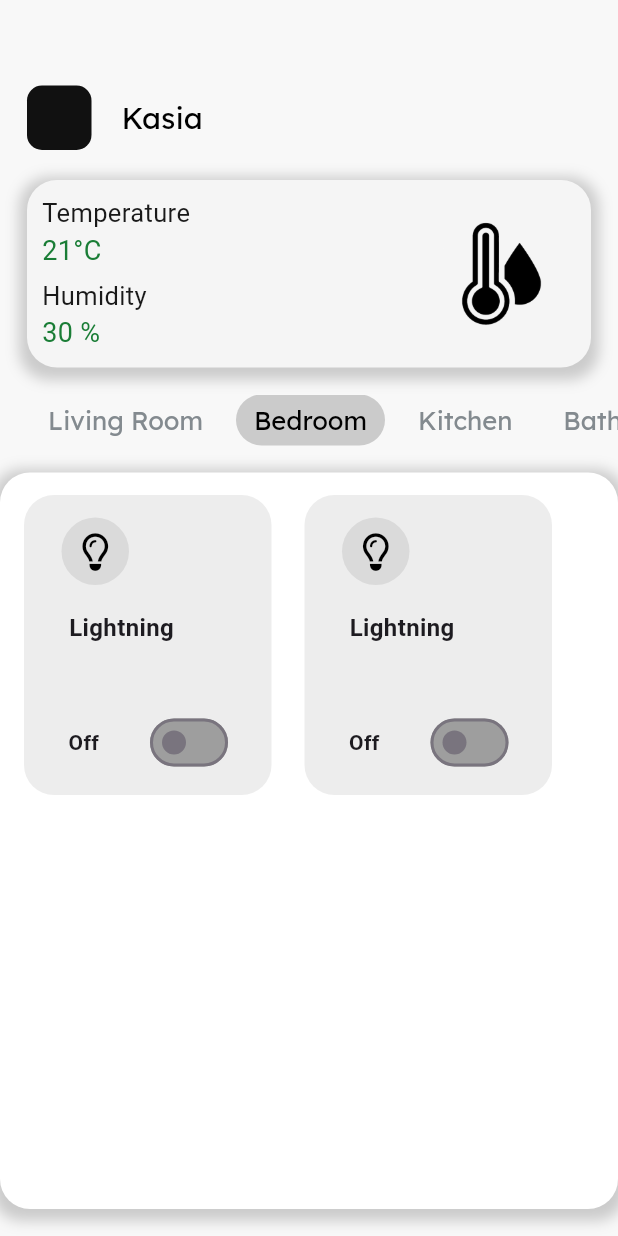
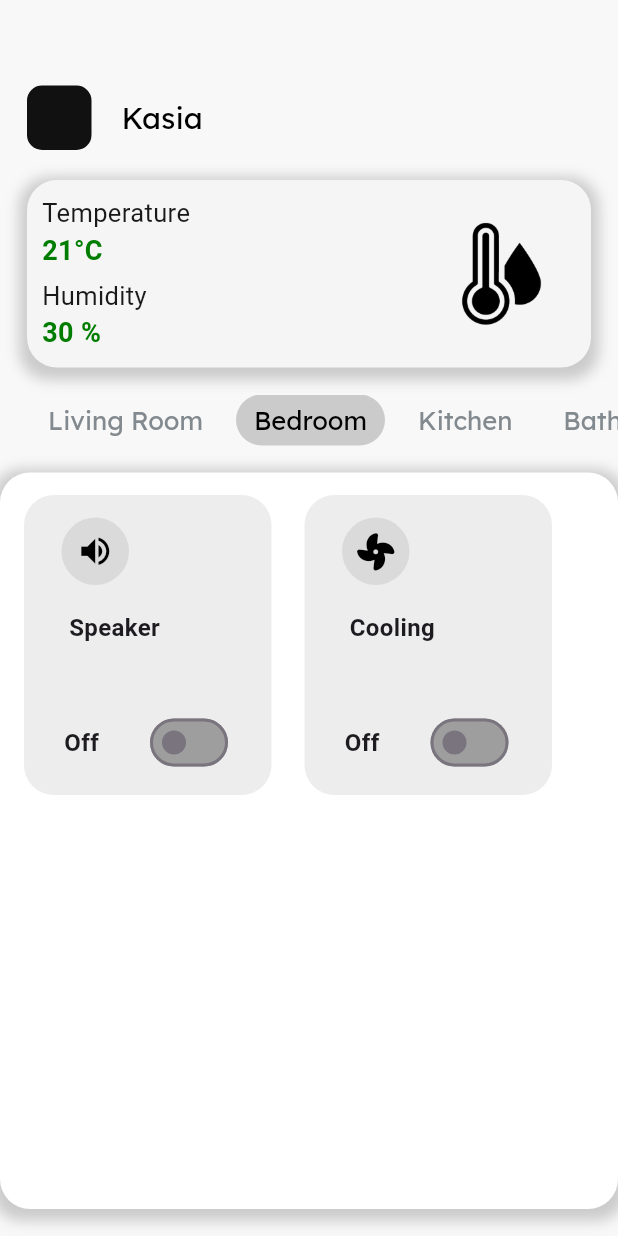
Before and after one commit to katrecat/Smart_home, a Flutter app: the screen it shows after launch, after a tap on "Bedroom", on a phone screen of 412 x 824 dp. Run offline on Flutter 3.47's test engine with Material 3 defaults, Android fonts, the phone set to English and light mode, and no system bars; our stand-ins replace flutter_svg, font_awesome_flutter, google_fonts; missing offline and left inert: mqtt_client.

```diff
--- a/lib/main.dart
+++ b/lib/main.dart
@@ -1,12 +1,24 @@
 import 'package:flutter/material.dart';
+import 'package:mqtt_client/mqtt_client.dart';
+import 'package:mqtt_client/mqtt_server_client.dart';
 import 'screens/screen_0.dart';
-import 'screens/screen_1.dart'; // Import Screen1 widget class
+import 'screens/screen_1.dart';
 
-void main() {
-  runApp(MyApp());
+Future<void> main() async {
+  // Connect to MQTT broker
+  MqttClient client = await connect();
+
+  // Subscribe to a topic
+  await subscribeToTopic(client, 'czujniki');
+
+  runApp(MyApp(client: client));
 }
 
 class MyApp extends StatelessWidget {
+  final MqttClient client;
+
+  const MyApp({Key? key, required this.client}) : super(key: key);
+
   @override
   Widget build(BuildContext context) {
     return MaterialApp(
@@ -21,3 +33,81 @@ class MyApp extends StatelessWidget {
     );
   }
 }
+
+Future<MqttClient> connect() async {
+  MqttServerClient client =
+  MqttServerClient.withPort('broker.emqx.io', 'flutter_client', 1883);
+  client.logging(on: true);
+  client.keepAlivePeriod = 60;
+  client.onConnected = onConnected;
+  client.onDisconnected = onDisconnected;
+  client.onUnsubscribed = onUnsubscribed;
+  client.onSubscribed = onSubscribed;
+  client.onSubscribeFail = onSubscribeFail;
+  client.pongCallback = pong;
+
+  final connMess = MqttConnectMessage()
+      .withClientIdentifier('MyApp')
+      .withWillTopic('czujniki')
+      .withWillMessage('My Will message')
+      .startClean() // Non persistent session for testing
+      .withWillQos(MqttQos.atLeastOnce);
+  client.connectionMessage = connMess;
+
+  try {
+    print('Connecting');
+    await client.connect();
+  } catch (e) {
+    print('Exception: $e');
+    client.disconnect();
+    return client;
+  }
+  print("connected");
+
+  client.updates!.listen((List<MqttReceivedMessage<MqttMessage?>>? c) {
+    final recMessage = c![0].payload as MqttPublishMessage;
+    final payload = MqttPublishPayload.bytesToStringAsString(recMessage.payload.message);
+
+    print('Received message:$payload from topic: ${c[0].topic}');
+  });
+
+  return client;
+}
+
+// Connected callback
+void onConnected() {
+  print('Connected');
+}
+
+// Disconnected callback
+void onDisconnected() {
+  print('Disconnected');
+}
+
+// Subscribed callback
+void onSubscribed(String topic) {
+  print('Subscribed topic: $topic');
+}
+
+// Subscribed failed callback
+void onSubscribeFail(String topic) {
+  print('Failed to subscribe $topic');
+}
+
+// Unsubscribed callback
+void onUnsubscribed(String? topic) {
+  print('Unsubscribed topic: $topic');
+}
+
+// Ping callback
+void pong() {
+  print('Ping response client callback invoked');
+}
+
+Future<void> subscribeToTopic(MqttClient client, String topic) async {
+  if (client.connectionStatus?.state == MqttConnectionState.connected) {
+    client.subscribe(topic, MqttQos.atMostOnce);
+  } else {
+    print('Client not connected');
+  }
+}
--- a/lib/screens/screen_0.dart
+++ b/lib/screens/screen_0.dart
@@ -28,45 +28,6 @@ class _Screen0State extends State<Screen0> {
       ),
       child: Stack(
         children: <Widget>[
-          Positioned(
-            top: 234.5,
-            left: -47,
-            child: Container(
-              width: 425,
-              height: 578,
-              child: Stack(
-                children: <Widget>[
-                  Positioned(
-                    top: 0,
-                    left: 0,
-                    child: SvgPicture.asset(
-                      'assets/images/vector2.svg',
-                      semanticsLabel: 'vector2',
-                    ),
-                  ),
-                  Positioned(
-                    top: 2.5,
-                    left: 421,
-                    child: Transform.rotate(
-                      angle: -3.14159, // Direct radian value for pi
-                      child: SvgPicture.asset(
-                        'assets/images/vector3.svg',
-                        semanticsLabel: 'vector3',
-                      ),
-                    ),
-                  ),
-                  Positioned(
-                    top: 109.5,
-                    left: 45.5,
-                    child: SvgPicture.asset(
-                      'assets/images/vector1.svg',
-                      semanticsLabel: 'vector1',
-                    ),
-                  ),
-                ],
-              ),
-            ),
-          ),
           Positioned(
             top: 0,
             left: 0,
--- a/lib/screens/screen_1.dart
+++ b/lib/screens/screen_1.dart
@@ -84,11 +84,10 @@ class _Screen1State extends State<Screen1> {
                         children: [
                           Text('Temperature', style: TextStyle(fontSize: 17, color: Color.fromRGBO(25, 25, 25, 1))),
                           Text('21°С', style: TextStyle(fontSize: 18, color: Color.fromRGBO(
-                              26, 125, 54, 1.0))),
+                              0, 125, 0, 1.0), fontWeight: FontWeight.bold)),
                           SizedBox(height: 5),
                           Text('Humidity', style: TextStyle(fontSize: 17, color: Color.fromRGBO(25, 25, 25, 1))),
-                          Text('30 %', style: TextStyle(fontSize: 18, color: Color.fromRGBO(
-                              26, 125, 54, 1.0))),
+                          Text('30 %', style: TextStyle(fontSize: 18, color: Color.fromRGBO(0, 125, 0, 1.0), fontWeight: FontWeight.bold)),
                         ],
                       ),
                     ),
@@ -175,17 +174,17 @@ class _Screen1State extends State<Screen1> {
                           children: [
                             _selectedIndex == 0
                                 ? Wrap(
-                                children: [
-                                  CustomSensorBlock()
-                        ],
+                              children: [
+                                CustomSensorBlock(blockType: BlockType.Speaker)
+                              ],
                             )
                                 : _selectedIndex == 1
                                 ? Wrap(
                               spacing: 10,
                               runSpacing: 10,
                               children: [
-                                CustomSensorBlock(),
-                                CustomSensorBlock(),
+                                CustomSensorBlock(blockType: BlockType.Speaker),
+                                CustomSensorBlock(blockType: BlockType.Fan)
                               ],
                             )
                                 : _selectedIndex == 2
@@ -193,10 +192,10 @@ class _Screen1State extends State<Screen1> {
                               spacing: 10,
                               runSpacing: 10,
                               children: [
-                                CustomSensorBlock(),
-                                CustomSensorBlock(),
-                                CustomSensorBlock(),
-                                CustomSensorBlock(),
+                                CustomSensorBlock(blockType: BlockType.Speaker),
+                                CustomSensorBlock(blockType: BlockType.Fan),
+                                CustomSensorBlock(blockType: BlockType.Lightning),
+                                CustomSensorBlock(blockType: BlockType.Fan),
                               ],
                             )
                                 : _selectedIndex == 3
@@ -204,9 +203,9 @@ class _Screen1State extends State<Screen1> {
                               spacing: 10,
                               runSpacing: 10,
                               children: [
-                                CustomSensorBlock(),
-                                CustomSensorBlock(),
-                                CustomSensorBlock(),
+                                CustomSensorBlock(blockType: BlockType.Speaker),
+                                CustomSensorBlock(blockType: BlockType.Speaker),
+                                CustomSensorBlock(blockType: BlockType.Speaker),
                               ],
                             )
                                 : Container(),
--- a/lib/widgets/CustomSensorBlock.dart
+++ b/lib/widgets/CustomSensorBlock.dart
@@ -1,13 +1,41 @@
 import 'package:flutter/material.dart';
 import 'package:font_awesome_flutter/font_awesome_flutter.dart';
 
+enum BlockType { Lightning, Speaker, Fan }
+
 class CustomSensorBlock extends StatefulWidget {
+  final BlockType blockType;
+
+  CustomSensorBlock({required this.blockType});
+
   @override
   _CustomSensorBlockState createState() => _CustomSensorBlockState();
 }
 
 class _CustomSensorBlockState extends State<CustomSensorBlock> {
   bool _isSwitched = false;
+
+  IconData getIconForBlockType(BlockType type) {
+    switch (type) {
+      case BlockType.Lightning:
+        return FontAwesomeIcons.solidLightbulb;
+      case BlockType.Speaker:
+        return Icons.volume_up; //speaker
+      case BlockType.Fan:
+        return FontAwesomeIcons.fan;
+    }
+  }
+
+  String getTextForBlockType(BlockType type) {
+    switch (type) {
+      case BlockType.Lightning:
+        return "Lightning";
+      case BlockType.Speaker:
+        return "Speaker";
+      case BlockType.Fan:
+        return "Cooling";
+    }
+  }
 
   @override
   Widget build(BuildContext context) {
@@ -33,7 +61,7 @@ class _CustomSensorBlockState extends State<CustomSensorBlock> {
               ),
               child: Center(
                 child: FaIcon(
-                  FontAwesomeIcons.lightbulb,
+                  getIconForBlockType(widget.blockType),
                   color: Colors.black,
                   size: 25,
                 ),
@@ -44,7 +72,7 @@ class _CustomSensorBlockState extends State<CustomSensorBlock> {
             bottom: 100,
             left: 30,
             child: Text(
-              "Lightning",
+              getTextForBlockType(widget.blockType),
               style: TextStyle(
                 fontSize: 16,
                 fontWeight: FontWeight.bold,
@@ -59,7 +87,7 @@ class _CustomSensorBlockState extends State<CustomSensorBlock> {
                 Text(
                   _isSwitched ? "On" : "Off",
                   style: TextStyle(
-                    fontSize: 14,
+                    fontSize: 16,
                     fontWeight: FontWeight.bold,
                   ),
                 ),
@@ -75,7 +103,7 @@ class _CustomSensorBlockState extends State<CustomSensorBlock> {
                       });
                     },
                     activeColor: Colors.green,
-                    inactiveTrackColor: Colors.grey, // Kolor tła wyłączonego przełącznika
+                    inactiveTrackColor: Colors.grey,
                   ),
                 ),
               ],
--- a/pubspec.yaml
+++ b/pubspec.yaml
@@ -16,6 +16,7 @@ dependencies:
   flutter_svg: ^2.0.10+1
   font_awesome_flutter: ^10.7.0
   cupertino_icons: ^1.0.6
+  mqtt_client: ^10.2.1
 
 dev_dependencies:
   flutter_test:
```
Also changed, not shown: pubspec.lock, 1 other file.
